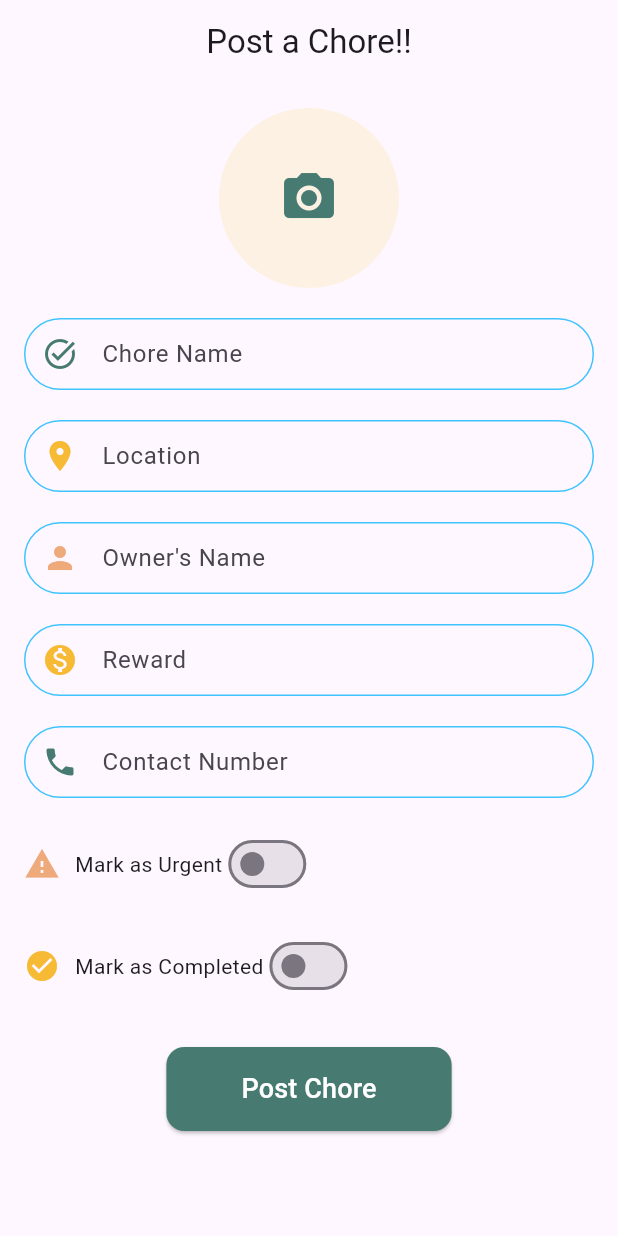
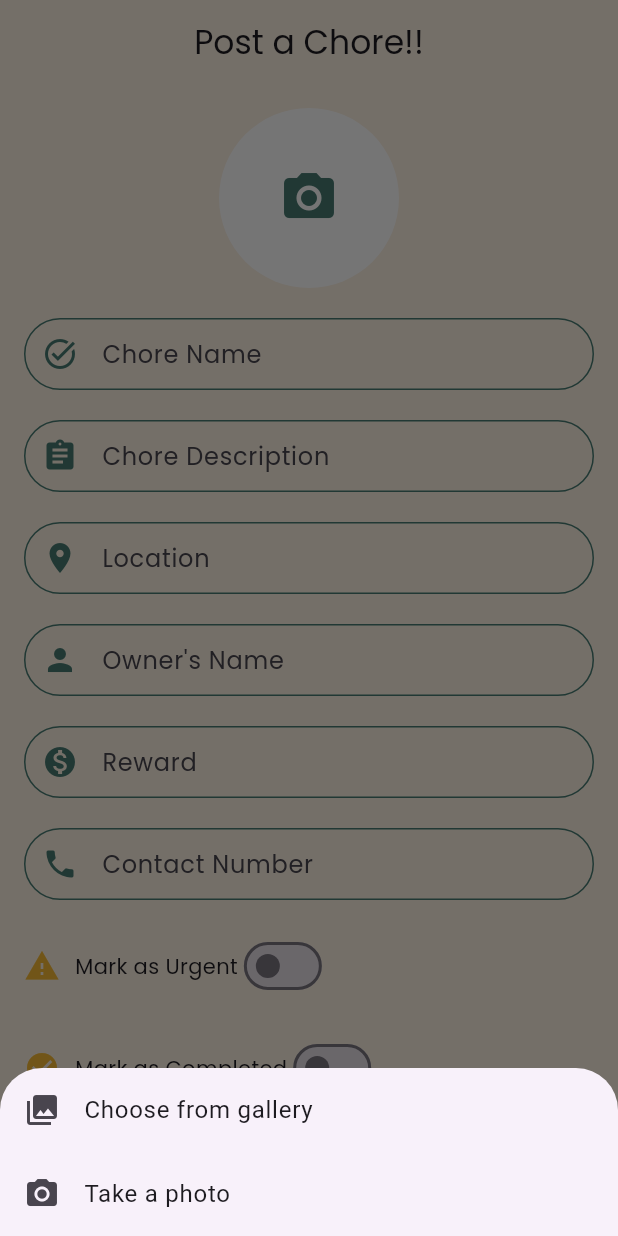
Before and after one commit to imakhxl/HelporaV1, a Flutter app: the PostChorePage screen opened directly, after a tap on the "camera alt" icon, on a phone screen of 412 x 824 dp. Run offline on Flutter 3.47's test engine with Material 3 defaults, Android fonts, the phone set to English and light mode, and no system bars; our stand-ins replace animated_text_kit, cloud_firestore, firebase_auth, firebase_core, firebase_storage, gap and 2 more; accounts and stored records are empty; network calls fail.

Commit message:
refined overall UI, updated chore tiles

```diff
--- a/lib/constants.dart
+++ b/lib/constants.dart
@@ -5,18 +5,21 @@ const kColor2 = Color(0xFFF7BA34);
 const kColor3 = Color(0xFFEFAA7C);
 const kColor4 = Color(0xFFFCF1E2);
 
+const kTextPoppins = TextStyle(fontFamily: "Poppins");
+
 const kTextFieldDecoration = InputDecoration(
   hintText: '',
+  hintStyle: TextStyle(fontFamily: "Poppins"),
   contentPadding: EdgeInsets.symmetric(vertical: 10.0, horizontal: 20.0),
   border: OutlineInputBorder(
     borderRadius: BorderRadius.all(Radius.circular(32.0)),
   ),
   enabledBorder: OutlineInputBorder(
-    borderSide: BorderSide(color: Colors.lightBlueAccent, width: 1.0),
+    borderSide: BorderSide(color: kColor1, width: 1.0),
     borderRadius: BorderRadius.all(Radius.circular(32.0)),
   ),
   focusedBorder: OutlineInputBorder(
-    borderSide: BorderSide(color: Colors.lightBlueAccent, width: 2.0),
+    borderSide: BorderSide(color: kColor1, width: 2.0),
     borderRadius: BorderRadius.all(Radius.circular(32.0)),
   ),
 );
--- a/lib/screens/homepage.dart
+++ b/lib/screens/homepage.dart
@@ -2,30 +2,8 @@ import 'package:flutter/material.dart';
 import 'package:cloud_firestore/cloud_firestore.dart';
 import 'package:helpora_v1/screens/postchore.dart';
 import 'package:helpora_v1/screens/profile.dart';
-
+import 'package:helpora_v1/constants.dart';
 import 'choreDetails.dart';
-
-// Color Scheme Constants
-const kColor1 = Color(0xFF477B72);
-const kColor2 = Color(0xFFF7BA34);
-const kColor3 = Color(0xFFEFAA7C);
-const kColor4 = Color(0xFFFCF1E2);
-
-// const kTextFieldDecoration = InputDecoration(
-//   hintText: '',
-//   contentPadding: EdgeInsets.symmetric(vertical: 10.0, horizontal: 20.0),
-//   border: OutlineInputBorder(
-//     borderRadius: BorderRadius.all(Radius.circular(32.0)),
-//   ),
-//   enabledBorder: OutlineInputBorder(
-//     borderSide: BorderSide(color: Colors.lightBlueAccent, width: 1.0),
-//     borderRadius: BorderRadius.all(Radius.circular(32.0)),
-//   ),
-//   focusedBorder: OutlineInputBorder(
-//     borderSide: BorderSide(color: Colors.lightBlueAccent, width: 2.0),
-//     borderRadius: BorderRadius.all(Radius.circular(32.0)),
-//   ),
-// );
 
 class HomePage extends StatefulWidget {
   static String id = 'home_screen';
@@ -61,7 +39,7 @@ class _HomePageState extends State<HomePage> {
     return Scaffold(
       backgroundColor: kColor4, // Background using the provided color scheme
       appBar: AppBar(
-        title: Text('Helpora'),
+        title: Text('Helpora', style: TextStyle(),),
         backgroundColor: kColor1,
         automaticallyImplyLeading: false,
         actions: [
--- a/lib/screens/postchore.dart
+++ b/lib/screens/postchore.dart
@@ -1,3 +1,4 @@
+import 'package:flutter/cupertino.dart';
 import 'package:flutter/material.dart';
 import 'package:cloud_firestore/cloud_firestore.dart';
 import 'package:firebase_auth/firebase_auth.dart';
@@ -7,11 +8,6 @@ import 'dart:io';
 
 import '../constants.dart';
 
-// const kColor1 = Color(0xFF477B72);
-// const kColor2 = Color(0xFFF7BA34);
-// const kColor3 = Color(0xFFEFAA7C);
-// const kColor4 = Color(0xFFFCF1E2);
-
 class PostChorePage extends StatefulWidget {
   @override
   _PostChorePageState createState() => _PostChorePageState();
@@ -19,6 +15,7 @@ class PostChorePage extends StatefulWidget {
 
 class _PostChorePageState extends State<PostChorePage> {
   TextEditingController _choreNameController = TextEditingController();
+  TextEditingController _descriptionController = TextEditingController();
   TextEditingController _locationController = TextEditingController();
   TextEditingController _ownerNameController = TextEditingController();
   TextEditingController _rewardController = TextEditingController();
@@ -29,12 +26,48 @@ class _PostChorePageState extends State<PostChorePage> {
   final _auth = FirebaseAuth.instance;
 
   Future<void> _pickImage() async {
-    final pickedFile = await ImagePicker().pickImage(source: ImageSource.gallery);
+    final ImagePicker _picker = ImagePicker();
+
+    // Show options to pick image from camera or gallery
+    await showModalBottomSheet(
+      context: context,
+      builder: (BuildContext context) {
+        return SafeArea(
+          child: Wrap(
+            children: <Widget>[
+              ListTile(
+                leading: Icon(Icons.photo_library),
+                title: Text('Choose from gallery'),
+                onTap: () async {
+                  Navigator.of(context).pop(); // Close the bottom sheet
+                  final pickedFile =
+                      await _picker.pickImage(source: ImageSource.gallery);
                   if (pickedFile != null) {
                     setState(() {
                       _choreImage = File(pickedFile.path);
                     });
                   }
+                },
+              ),
+              ListTile(
+                leading: Icon(Icons.photo_camera),
+                title: Text('Take a photo'),
+                onTap: () async {
+                  Navigator.of(context).pop(); // Close the bottom sheet
+                  final pickedFile =
+                      await _picker.pickImage(source: ImageSource.camera);
+                  if (pickedFile != null) {
+                    setState(() {
+                      _choreImage = File(pickedFile.path);
+                    });
+                  }
+                },
+              ),
+            ],
+          ),
+        );
+      },
+    );
   }
 
   Future<String?> _uploadImage(File image) async {
@@ -82,6 +115,7 @@ class _PostChorePageState extends State<PostChorePage> {
       );
       // Reset form
       _choreNameController.clear();
+      _descriptionController.clear();
       _locationController.clear();
       _ownerNameController.clear();
       _rewardController.clear();
@@ -107,14 +141,17 @@ class _PostChorePageState extends State<PostChorePage> {
       appBar: AppBar(
         title: Text(
           'Post a Chore!!',
+          style: kTextPoppins,
           textAlign: TextAlign.center,
         ),
         centerTitle: true,
         automaticallyImplyLeading: false,
-        backgroundColor: Colors.transparent,
+        backgroundColor: kColor4,
         elevation: 0,
       ),
       body: SingleChildScrollView(
+        child: Container(
+          color: kColor4,
           child: Padding(
             padding: const EdgeInsets.all(16.0),
             child: Column(
@@ -126,7 +163,7 @@ class _PostChorePageState extends State<PostChorePage> {
                     onTap: _pickImage,
                     child: CircleAvatar(
                       radius: 60,
-                    backgroundColor: kColor4,
+                      backgroundColor: Colors.white,
                       backgroundImage:
                           _choreImage != null ? FileImage(_choreImage!) : null,
                       child: _choreImage == null
@@ -147,12 +184,21 @@ class _PostChorePageState extends State<PostChorePage> {
                 ),
                 SizedBox(height: 20),
 
+                //Desciption
+                TextField(
+                  controller: _descriptionController,
+                  decoration: kTextFieldDecoration.copyWith(
+                    hintText: 'Chore Description',
+                    prefixIcon: Icon(Icons.assignment, color: kColor1),
+                  ),
+                ),
+                SizedBox(height: 20),
                 // Location
                 TextField(
                   controller: _locationController,
                   decoration: kTextFieldDecoration.copyWith(
                     hintText: 'Location',
-                  prefixIcon: Icon(Icons.location_on, color: kColor2),
+                    prefixIcon: Icon(Icons.location_on, color: kColor1),
                   ),
                 ),
                 SizedBox(height: 20),
@@ -162,7 +208,7 @@ class _PostChorePageState extends State<PostChorePage> {
                   controller: _ownerNameController,
                   decoration: kTextFieldDecoration.copyWith(
                     hintText: 'Owner\'s Name',
-                  prefixIcon: Icon(Icons.person, color: kColor3),
+                    prefixIcon: Icon(Icons.person, color: kColor1),
                   ),
                 ),
                 SizedBox(height: 20),
@@ -173,7 +219,7 @@ class _PostChorePageState extends State<PostChorePage> {
                   keyboardType: TextInputType.number,
                   decoration: kTextFieldDecoration.copyWith(
                     hintText: 'Reward',
-                  prefixIcon: Icon(Icons.monetization_on, color: kColor2),
+                    prefixIcon: Icon(Icons.monetization_on, color: kColor1),
                   ),
                 ),
                 SizedBox(height: 20),
@@ -192,9 +238,9 @@ class _PostChorePageState extends State<PostChorePage> {
                 // Urgency Toggle
                 Row(
                   children: [
-                  Icon(Icons.warning, color: kColor3),
+                    Icon(Icons.warning, color: kColor2),
                     SizedBox(width: 10),
-                  Text('Mark as Urgent'),
+                    Text('Mark as Urgent',style: kTextPoppins,),
                     Switch(
                       value: _isUrgent,
                       onChanged: (value) {
@@ -213,7 +259,7 @@ class _PostChorePageState extends State<PostChorePage> {
                   children: [
                     Icon(Icons.check_circle, color: kColor2),
                     SizedBox(width: 10),
-                  Text('Mark as Completed'),
+                    Text('Mark as Completed', style: kTextPoppins,),
                     Switch(
                       value: _isCompleted,
                       onChanged: (value) {
@@ -236,11 +282,12 @@ class _PostChorePageState extends State<PostChorePage> {
                       shape: RoundedRectangleBorder(
                         borderRadius: BorderRadius.circular(12),
                       ),
-                    padding: EdgeInsets.symmetric(horizontal: 50, vertical: 15),
+                      padding:
+                          EdgeInsets.symmetric(horizontal: 50, vertical: 15),
                     ),
                     child: Text(
                       'Post Chore',
-                    style: TextStyle(color: Colors.white, fontSize: 18),
+                      style: TextStyle(color: kColor4, fontSize: 18),
                     ),
                   ),
                 ),
@@ -248,6 +295,7 @@ class _PostChorePageState extends State<PostChorePage> {
             ),
           ),
         ),
+      ),
     );
   }
 }
--- a/lib/screens/profile.dart
+++ b/lib/screens/profile.dart
@@ -3,11 +3,12 @@ import 'package:cloud_firestore/cloud_firestore.dart';
 import 'package:firebase_auth/firebase_auth.dart';
 import 'package:gap/gap.dart';
 import 'package:helpora_v1/screens/login_screen.dart';
+import 'package:helpora_v1/constants.dart';
 
-const kColor1 = Color(0xFF477B72);
-const kColor2 = Color(0xFFF7BA34);
-const kColor3 = Color(0xFFEFAA7C);
-const kColor4 = Color(0xFFFCF1E2);
+// const kColor1 = Color(0xFF477B72);
+// const kColor2 = Color(0xFFF7BA34);
+// const kColor3 = Color(0xFFEFAA7C);
+// const kColor4 = Color(0xFFFCF1E2);
 
 const kTextFieldDecoration = InputDecoration(
   hintText: '',
```
Also changed, not shown: lib/screens/choreDetails.dart (+29 -15 lines), lib/screens/login_screen.dart (+30 -11 lines), lib/screens/registration_screen.dart (+31 -12 lines). Lines whose indentation alone changed are shown as unchanged.
